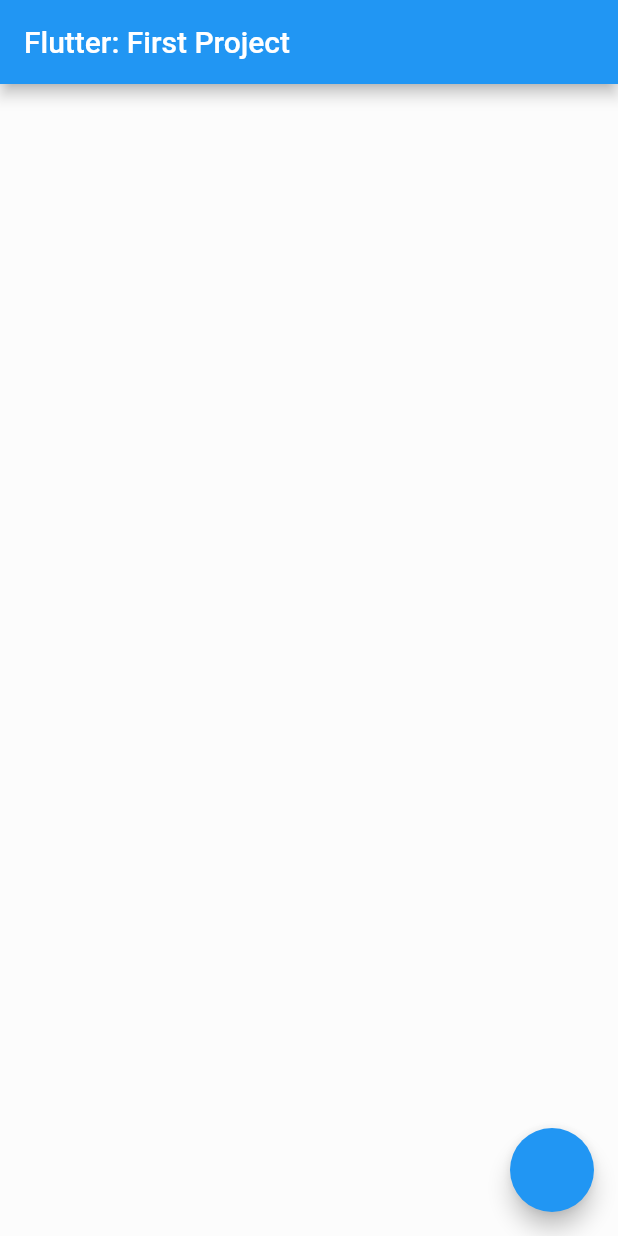
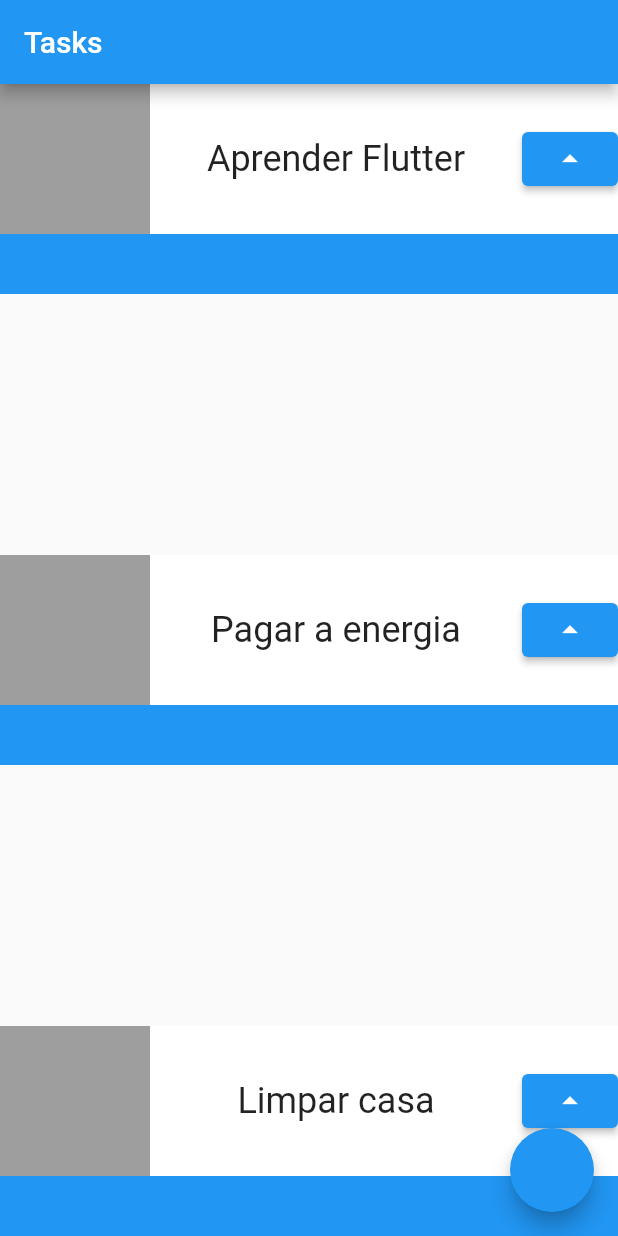
Before and after one commit to kaiodacosta/fist_project_flutter, a Flutter app: the screen it shows after launch, on a phone screen of 412 x 824 dp. Run offline on Flutter 3.47's test engine with Material 2 defaults, Android fonts, the phone set to English and light mode, and no system bars.

Commit message:
Create of a simple initial layout base in prototype.

```diff
--- a/lib/main.dart
+++ b/lib/main.dart
@@ -17,13 +17,58 @@ class MyApp extends StatelessWidget {
       ),
       home: Scaffold(
         appBar: AppBar(
-          title: const Text('Flutter: First Project'),
+          title: const Text('Tasks'),
         ),
-        body: Container(
-          color: Colors.white38,
+        body: Column(
+          mainAxisAlignment: MainAxisAlignment.spaceBetween,
+          children: const [
+            Task('Aprender Flutter'),
+            Task('Pagar a energia'),
+            Task('Limpar casa'),
+          ],
         ),
-        floatingActionButton: FloatingActionButton(onPressed: (){},),
+        floatingActionButton: FloatingActionButton(
+          onPressed: () {},
+        ),
       ),
     );
   }
 }
+
+class Task extends StatelessWidget {
+  final String name;
+
+  const Task(this.name, {Key? key}) : super(key: key);
+
+  @override
+  Widget build(BuildContext context) {
+    return Container(
+      child: Stack(
+        children: [
+          Container(
+            color: Colors.blue,
+            height: 140,
+          ),
+          Container(
+            color: Colors.white,
+            height: 100,
+            child: Row(
+              mainAxisAlignment: MainAxisAlignment.spaceBetween,
+              children: [
+                Container(
+                  color: Colors.grey,
+                  width: 100,
+                ),
+                Text(this.name, style: TextStyle(fontSize: 24)),
+                ElevatedButton(
+                  onPressed: () {},
+                  child: const Icon(Icons.arrow_drop_up),
+                ),
+              ],
+            ),
+          ),
+        ],
+      ),
+    );
+  }
+}
```
